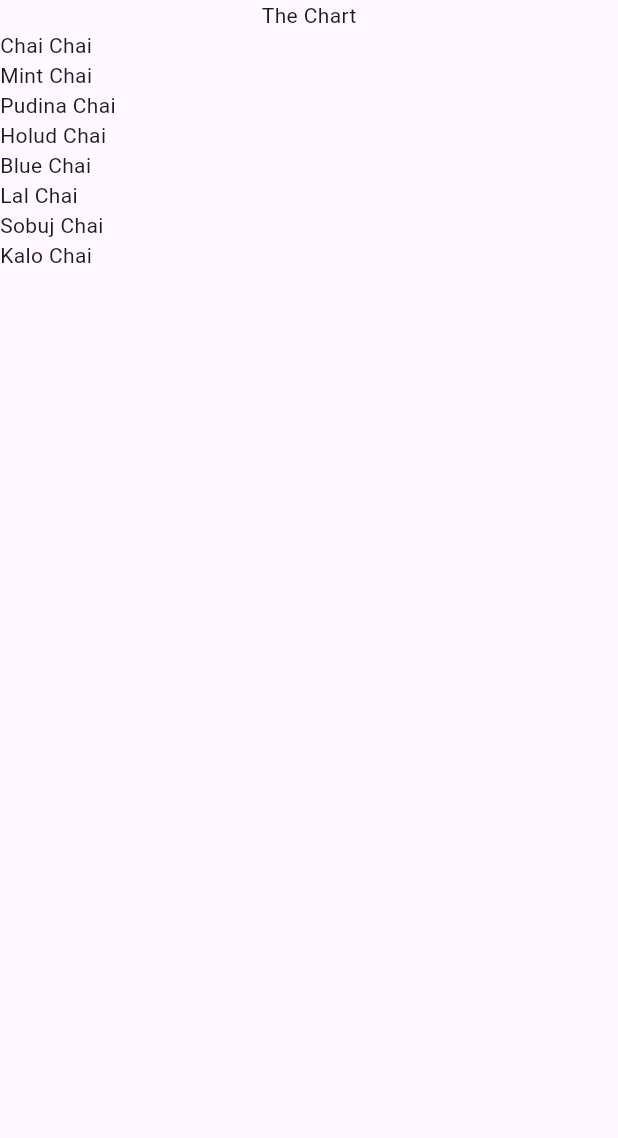
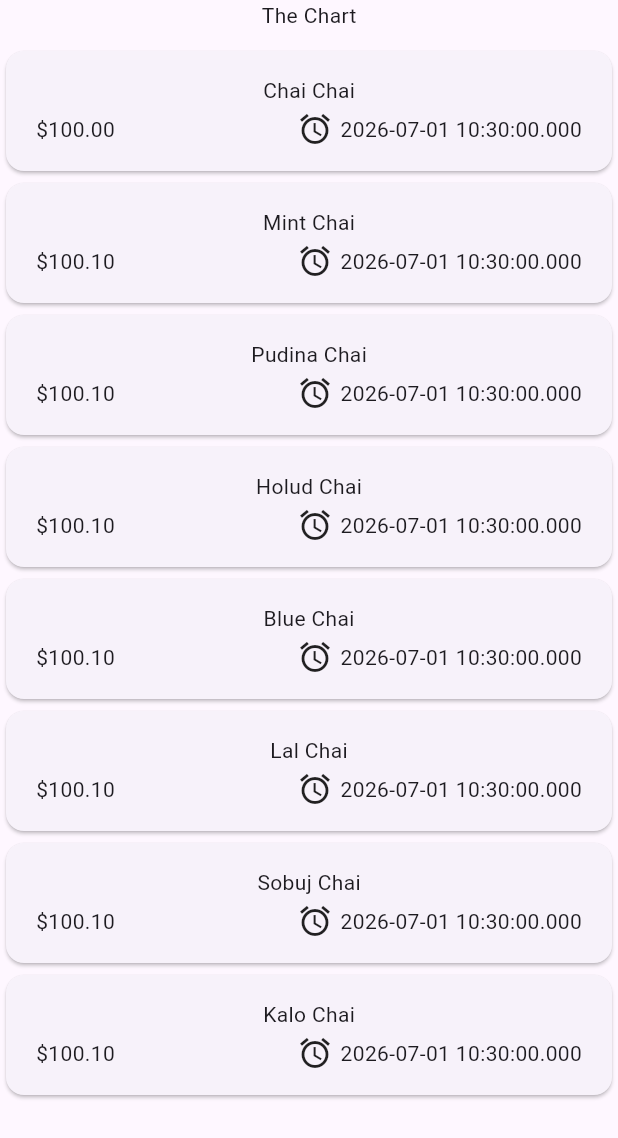
Before and after one commit to DeepSarkar1221/flutter_section5, a Flutter app: the screen it shows after launch, on a phone screen of 412 x 824 dp. Shown: the top 1138 px of the screen. Run offline on Flutter 3.47's test engine with Material 3 defaults, Android fonts, the phone set to English and light mode, and no system bars.

Commit message:
add data

```diff
--- a/lib/main.dart
+++ b/lib/main.dart
@@ -1,5 +1,5 @@
 import 'package:flutter/material.dart';
-import 'package:flutter_section5/expenses.dart';
+import 'package:flutter_section5/widget/expenses.dart';
 
 void main(){
   runApp(MaterialApp(home: Expenses(),));
--- a/lib/models/expense.dart
+++ b/lib/models/expense.dart
@@ -1,8 +1,19 @@
-
+import 'package:flutter/material.dart';
+import 'package:intl/intl.dart';
 import 'package:uuid/uuid.dart';
 
-final uuid=Uuid();
+final formatter = DateFormat.yMd();
+
+final uuid = Uuid();
+
 enum Category { food, travel, leisure, work }
+
+const categoryIcons = {
+  Category.food: Icons.lunch_dining,
+  Category.travel: Icons.flight_takeoff,
+  Category.work: Icons.work,
+  Category.leisure: Icons.movie,
+};
 
 class Expense {
   Expense({
@@ -10,11 +21,14 @@ class Expense {
     required this.ammount,
     required this.category,
     required this.date,
-  }):id=uuid.v4()
-  ;
+  }) : id = uuid.v4();
   final String id;
   final String title;
   final double ammount;
   final Category category;
   final DateTime date;
+
+  String get formattedDate {
+    return formatter.format(date);
+  }
 }
--- a/lib/expenses.dart
+++ b/lib/widget/expenses.dart
@@ -1,5 +1,5 @@
 import 'package:flutter/material.dart';
-import 'package:flutter_section5/expenses_list.dart';
+import 'package:flutter_section5/widget/expenses_list/expenses_list.dart';
 import 'package:flutter_section5/models/expense.dart';
 
 class Expenses extends StatefulWidget {
@@ -67,6 +67,7 @@ class _ExpensesState extends State<Expenses> {
       body: Column(
         children: [
           Text("The Chart"),
+          SizedBox(height: 10,),
           Expanded(child: ExpensesList(expense: _registeredExpenses)),
         ],
       ),
--- /dev/null
+++ b/lib/widget/expenses_list/expenses_item.dart
@@ -0,0 +1,37 @@
+
+import 'package:flutter/material.dart';
+import 'package:flutter_section5/models/expense.dart';
+
+class ExpensesItem extends StatelessWidget{
+  const ExpensesItem({super.key,required this.expense});
+  final Expense expense;
+  @override
+  Widget build(BuildContext context) {
+    return Card(child: Padding(
+      padding: const EdgeInsets.symmetric(
+        horizontal: 20,
+        vertical: 16
+      ),
+      child: Column(
+        children: [
+          Text(expense.title),
+          SizedBox(height: 4,),
+          Row(children: [
+            Text('\$${expense.ammount.toStringAsFixed(2)}'),
+            const Spacer(),
+            Row(children: [
+              const Icon(Icons.alarm),
+              const SizedBox(width: 5,),
+              Text(expense.date.toString()),
+            ],)
+          ],)
+        ],
+      ),
+    ),);
+  }
+
+
+
+
+
+}
--- a/lib/expenses_list.dart
+++ b/lib/widget/expenses_list/expenses_list.dart
@@ -1,5 +1,6 @@
 import 'package:flutter/material.dart';
 import 'package:flutter_section5/models/expense.dart';
+import 'package:flutter_section5/widget/expenses_list/expenses_item.dart';
 
 class ExpensesList extends StatelessWidget {
   const ExpensesList({super.key, required this.expense});
@@ -8,7 +9,7 @@ class ExpensesList extends StatelessWidget {
   Widget build(BuildContext context) {
     return ListView.builder(
       itemCount: expense.length,
-      itemBuilder: (ctx, index) => Text(expense[index].title),
+      itemBuilder: (ctx, index) => ExpensesItem(expense: expense[index]),
     );
   }
 }
--- a/pubspec.yaml
+++ b/pubspec.yaml
@@ -35,6 +35,7 @@ dependencies:
   # Use with the CupertinoIcons class for iOS style icons.
   cupertino_icons: ^1.0.8
   uuid: ^4.5.3
+  intl: ^0.20.3
 
 dev_dependencies:
   flutter_test:
```
Also changed, not shown: pubspec.lock.
